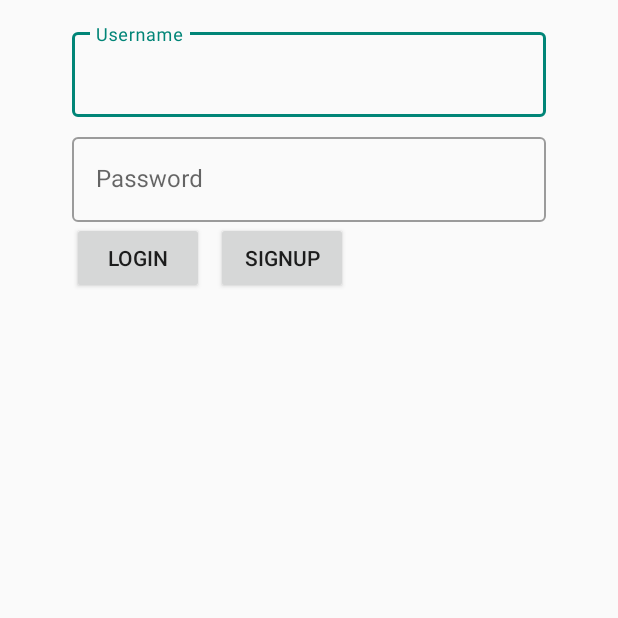
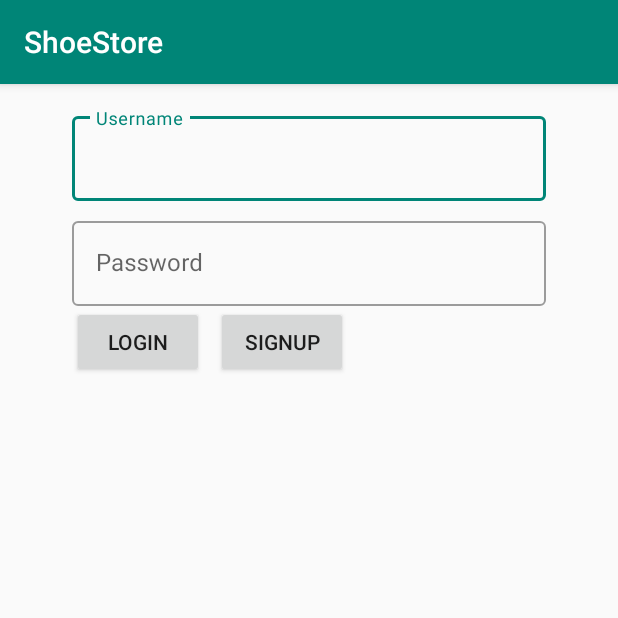
Before and after one commit to CredoMb/ShoeStore, an Android app: the screen it shows after launch (MainActivity), on a phone screen of 412 x 824 dp, the top half of it. Run offline under Robolectric (Android 15) with nearby library versions, the phone set to English and light mode, and no system bars; our stand-ins replace Timber, data binding.

```diff
--- a/app/src/main/AndroidManifest.xml
+++ b/app/src/main/AndroidManifest.xml
@@ -3,13 +3,15 @@
     xmlns:tools="http://schemas.android.com/tools"
     package="com.udacity.shoestore">
 
+    <!--
+        android:theme="@style/AppTheme.NoActionBar" -->
     <application
         android:allowBackup="true"
         android:icon="@mipmap/ic_launcher"
         android:label="@string/app_name"
         android:roundIcon="@mipmap/ic_launcher_round"
         android:supportsRtl="true"
-        android:theme="@style/AppTheme.NoActionBar"
+        android:theme="@style/AppTheme"
         tools:ignore="GoogleAppIndexingWarning">
         <activity android:name=".MainActivity">
             <intent-filter>
--- a/app/src/main/res/layout/instruction_fragment.xml
+++ b/app/src/main/res/layout/instruction_fragment.xml
@@ -8,7 +8,8 @@
         android:id="@+id/title_layout"
         android:layout_width="match_parent"
         android:layout_height="match_parent"
-        tools:context=".screens.instruction.InstructionFragment">
+        tools:context=".screens.instruction.InstructionFragment"
+        style="@style/AppTheme.NoActionBar">
 
         <TextView
             android:id="@+id/next_category_title_text"
--- a/app/src/main/res/layout/list_item.xml
+++ b/app/src/main/res/layout/list_item.xml
@@ -12,6 +12,7 @@
             type = "com.udacity.shoestore.models.Shoe"/>
     </data>
    </layout>
+
    -->
 
 <LinearLayout
--- a/app/src/main/res/layout/listing_fragment.xml
+++ b/app/src/main/res/layout/listing_fragment.xml
@@ -3,8 +3,9 @@
     xmlns:app="http://schemas.android.com/apk/res-auto"
     xmlns:tools="http://schemas.android.com/tools">
 
-        <androidx.core.widget.NestedScrollView
+    <!--  android:layout_centerInParent="true" -->
 
+    <androidx.core.widget.NestedScrollView
             android:layout_width="match_parent"
             android:layout_height="match_parent"
             tools:context="screens.listing.ListingFragment">
@@ -64,6 +65,4 @@
             </LinearLayout>
         </androidx.core.widget.NestedScrollView>
 
-
-
 </layout>
--- a/app/src/main/res/layout/login_fragment.xml
+++ b/app/src/main/res/layout/login_fragment.xml
@@ -11,7 +11,8 @@
         android:paddingLeft="@dimen/fields_container_padding"
         android:paddingRight="@dimen/fields_container_padding"
         android:paddingBottom="@dimen/form_top_margin"
-        tools:context=".DetailsFragment">
+        tools:context=".DetailsFragment"
+        style="@style/AppTheme.NoActionBar">
 
     <!-- Username category -->
     <com.google.android.material.textfield.TextInputLayout
--- a/app/src/main/res/layout/welcome_fragment.xml
+++ b/app/src/main/res/layout/welcome_fragment.xml
@@ -2,14 +2,16 @@
 
 <layout xmlns:android="http://schemas.android.com/apk/res/android"
     xmlns:app="http://schemas.android.com/apk/res-auto"
-    xmlns:tools="http://schemas.android.com/tools">
+    xmlns:tools="http://schemas.android.com/tools"
+    >
 
     <!--tools:context=".screens.title.TitleFragment" -->
     <androidx.constraintlayout.widget.ConstraintLayout
         android:id="@+id/title_layout"
         android:layout_width="match_parent"
         android:layout_height="match_parent"
-        tools:context=".screens.welcome.WelcomeFragment">
+        tools:context=".screens.welcome.WelcomeFragment"
+        style="@style/AppTheme.NoActionBar">
 
         <TextView
             android:id="@+id/welcome_text"
--- a/app/src/main/res/values/styles.xml
+++ b/app/src/main/res/values/styles.xml
@@ -7,6 +7,7 @@
         <item name="colorPrimaryDark">@color/colorPrimaryDark</item>
         <item name="colorAccent">@color/colorAccent</item>
     </style>
+
     <style name="AppTheme.NoActionBar">
         <item name="windowActionBar">false</item>
         <item name="windowNoTitle">true</item>
```
Also changed, not shown: app/src/main/java/com/udacity/shoestore/MainActivity.kt (+3 -15 lines), app/src/main/java/com/udacity/shoestore/screens/listing/ListingFragment.kt (+7 -8 lines).
